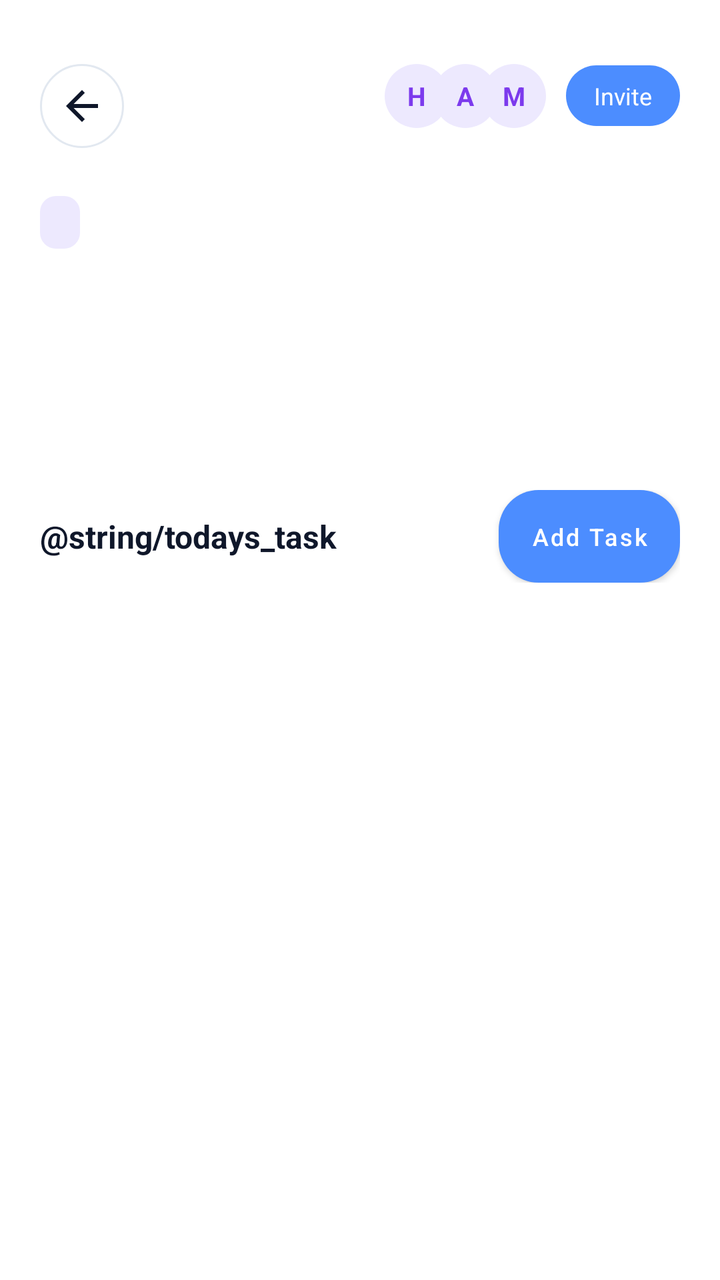
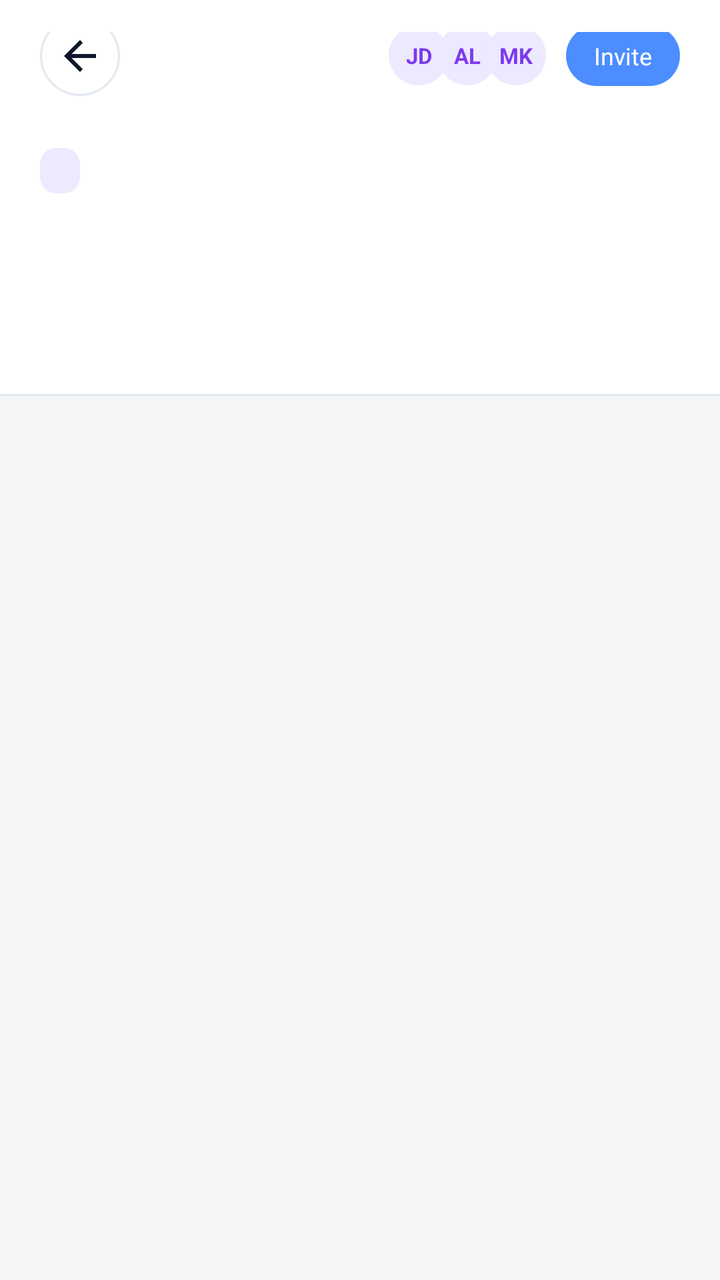

Before-and-after screenshots of an Android layout around one commit, followed by the original layout XML and the change that was made.
<!-- AndroidManifest.xml: application theme Theme.TaskFlow -->
<!-- res/layout/activity_project.xml -->
<?xml version="1.0" encoding="utf-8"?>
<ScrollView xmlns:android="http://schemas.android.com/apk/res/android"
    android:layout_width="match_parent"
    android:layout_height="match_parent"
    android:background="@color/white"
    android:fillViewport="true">

    <LinearLayout
        android:layout_width="match_parent"
        android:layout_height="wrap_content"
        android:orientation="vertical"
        android:padding="@dimen/screen_padding">

        <RelativeLayout
            android:layout_width="match_parent"
            android:layout_height="wrap_content"
            android:layout_marginTop="12dp">

            <ImageButton
                android:id="@+id/btnBack"
                android:layout_width="42dp"
                android:layout_height="42dp"
                android:layout_alignParentStart="true"
                android:background="@drawable/bg_circle_light"
                android:contentDescription="@string/back"
                android:padding="10dp"
                android:src="@drawable/ic_arrow_back" />

            <LinearLayout
                android:layout_width="wrap_content"
                android:layout_height="wrap_content"
                android:layout_alignParentEnd="true"
                android:gravity="center_vertical"
                android:orientation="horizontal">

                <TextView
                    android:layout_width="32dp"
                    android:layout_height="32dp"
                    android:background="@drawable/bg_circle_tag"
                    android:gravity="center"
                    android:text="H"
                    android:textColor="@color/tag_text"
                    android:textSize="13sp"
                    android:textStyle="bold" />

                <TextView
                    android:layout_width="32dp"
                    android:layout_height="32dp"
                    android:layout_marginStart="-8dp"
                    android:background="@drawable/bg_circle_tag"
                    android:gravity="center"
                    android:text="A"
                    android:textColor="@color/tag_text"
                    android:textSize="13sp"
                    android:textStyle="bold" />

                <TextView
                    android:layout_width="32dp"
                    android:layout_height="32dp"
                    android:layout_marginStart="-8dp"
                    android:background="@drawable/bg_circle_tag"
                    android:gravity="center"
                    android:text="M"
                    android:textColor="@color/tag_text"
                    android:textSize="13sp"
                    android:textStyle="bold" />

                <TextView
                    android:id="@+id/tvInvite"
                    android:layout_width="wrap_content"
                    android:layout_height="wrap_content"
                    android:layout_marginStart="10dp"
                    android:background="@drawable/bg_pill_blue"
                    android:paddingStart="14dp"
                    android:paddingTop="7dp"
                    android:paddingEnd="14dp"
                    android:paddingBottom="7dp"
                    android:text="@string/invite"
                    android:textColor="@color/white"
                    android:textSize="12sp" />
            </LinearLayout>
        </RelativeLayout>

        <TextView
            android:id="@+id/tvProjectTag"
            android:layout_width="wrap_content"
            android:layout_height="wrap_content"
            android:layout_marginTop="24dp"
            android:background="@drawable/bg_tag_chip"
            android:paddingStart="10dp"
            android:paddingTop="5dp"
            android:paddingEnd="10dp"
            android:paddingBottom="5dp"
            android:textColor="@color/tag_text"
            android:textSize="12sp" />

        <TextView
            android:id="@+id/tvProjectName"
            android:layout_width="match_parent"
            android:layout_height="wrap_content"
            android:layout_marginTop="14dp"
            android:lineSpacingExtra="4dp"
            android:textColor="@color/ink"
            android:textSize="26sp"
            android:textStyle="bold" />

        <TextView
            android:id="@+id/tvProjectDescription"
            android:layout_width="match_parent"
            android:layout_height="wrap_content"
            android:layout_marginTop="10dp"
            android:lineSpacingExtra="4dp"
            android:textColor="@color/ink_muted"
            android:textSize="13sp" />

        <HorizontalScrollView
            android:layout_width="match_parent"
            android:layout_height="wrap_content"
            android:layout_marginTop="18dp"
            android:scrollbars="none">

            <LinearLayout
                android:id="@+id/attachmentContainer"
                android:layout_width="wrap_content"
                android:layout_height="wrap_content"
                android:orientation="horizontal" />
        </HorizontalScrollView>

        <RelativeLayout
            android:layout_width="match_parent"
            android:layout_height="wrap_content"
            android:layout_marginTop="26dp">

            <TextView
                android:layout_width="wrap_content"
                android:layout_height="wrap_content"
                android:layout_alignParentStart="true"
                android:layout_centerVertical="true"
                android:text="@string/todays_task"
                android:textColor="@color/ink"
                android:textSize="16sp"
                android:textStyle="bold" />

            <Button
                android:id="@+id/btnAddTask"
                android:layout_width="wrap_content"
                android:layout_height="wrap_content"
                android:layout_alignParentEnd="true"
                android:background="@drawable/bg_pill_blue"
                android:minWidth="0dp"
                android:minHeight="0dp"
                android:paddingStart="16dp"
                android:paddingTop="9dp"
                android:paddingEnd="16dp"
                android:paddingBottom="9dp"
                android:text="@string/add_task"
                android:textAllCaps="false"
                android:textColor="@color/white"
                android:textSize="12sp" />
        </RelativeLayout>

        <LinearLayout
            android:id="@+id/taskListContainer"
            android:layout_width="match_parent"
            android:layout_height="wrap_content"
            android:layout_marginTop="10dp"
            android:orientation="vertical"
            android:paddingBottom="24dp" />
    </LinearLayout>
</ScrollView>
<!-- resources referenced by this layout -->
<resources>
  <color name="ink">#FF0F172A</color>
  <color name="ink_muted">#FF94A3B8</color>
  <color name="tag_text">#FF7C3AED</color>
  <color name="white">#FFFFFFFF</color>
  <dimen name="screen_padding">20dp</dimen>
  <!-- drawable bg_circle_light (drawable) -->
  <?xml version="1.0" encoding="utf-8"?>
  <shape xmlns:android="http://schemas.android.com/apk/res/android" android:shape="oval">
      <solid android:color="@color/white" />
      <stroke android:width="1dp" android:color="@color/divider" />
  </shape>
  <!-- drawable bg_circle_tag (drawable) -->
  <?xml version="1.0" encoding="utf-8"?>
  <shape xmlns:android="http://schemas.android.com/apk/res/android" android:shape="oval">
      <solid android:color="@color/tag_background" />
  </shape>
  <!-- drawable bg_pill_blue (drawable) -->
  <?xml version="1.0" encoding="utf-8"?>
  <shape xmlns:android="http://schemas.android.com/apk/res/android" android:shape="rectangle">
      <solid android:color="@color/blue" />
      <corners android:radius="20dp" />
  </shape>
  <!-- drawable bg_tag_chip (drawable) -->
  <?xml version="1.0" encoding="utf-8"?>
  <shape xmlns:android="http://schemas.android.com/apk/res/android" android:shape="rectangle">
      <solid android:color="@color/tag_background" />
      <corners android:radius="8dp" />
  </shape>
  <!-- drawable ic_arrow_back (drawable) -->
  <?xml version="1.0" encoding="utf-8"?>
  <vector xmlns:android="http://schemas.android.com/apk/res/android"
      android:width="24dp"
      android:height="24dp"
      android:viewportWidth="24"
      android:viewportHeight="24"
      android:tint="@color/ink">
      <path
          android:fillColor="#FF000000"
          android:pathData="M20,11H7.83l5.59,-5.59L12,4l-8,8 8,8 1.41,-1.41L7.83,13H20v-2z" />
  </vector>
  <string name="add_task">Add Task</string>
  <string name="back">Back</string>
  <string name="invite">Invite</string>
  <style name="Theme.TaskFlow" parent="Theme.MaterialComponents.Light.NoActionBar">
          <item name="colorPrimary">@color/blue</item>
          <item name="colorPrimaryDark">@color/blue_dark</item>
          <item name="colorAccent">@color/blue</item>
          <item name="android:windowBackground">@color/white</item>
          <item name="android:statusBarColor">@color/white</item>
      </style>
  <color name="divider">#FFE2E8F0</color>
  <color name="tag_background">#FFEDE9FE</color>
  <color name="blue">#FF4C8DFF</color>
  <color name="blue_dark">#FF3B74E8</color>
</resources>

<!-- the commit's change to res/layout/activity_project.xml (unified diff, before → after) -->
@@ -1,170 +1,135 @@
 <?xml version="1.0" encoding="utf-8"?>
-<ScrollView xmlns:android="http://schemas.android.com/apk/res/android"
+<LinearLayout xmlns:android="http://schemas.android.com/apk/res/android"
+    xmlns:app="http://schemas.android.com/apk/res-auto"
     android:layout_width="match_parent"
     android:layout_height="match_parent"
     android:background="@color/white"
-    android:fillViewport="true">
+    android:orientation="vertical">
 
-    <LinearLayout
+    <RelativeLayout
         android:layout_width="match_parent"
         android:layout_height="wrap_content"
-        android:orientation="vertical"
-        android:padding="@dimen/screen_padding">
+        android:paddingStart="@dimen/screen_padding"
+        android:paddingTop="16dp"
+        android:paddingEnd="@dimen/screen_padding">
 
-        <RelativeLayout
-            android:layout_width="match_parent"
-            android:layout_height="wrap_content"
-            android:layout_marginTop="12dp">
+        <ImageButton
+            android:id="@+id/btnBack"
+            android:layout_width="40dp"
+            android:layout_height="40dp"
+            android:layout_alignParentStart="true"
+            android:layout_centerVertical="true"
+            android:background="@drawable/bg_circle_light"
+            android:contentDescription="@string/back"
+            android:padding="10dp"
+            android:src="@drawable/ic_arrow_back" />
 
-            <ImageButton
-                android:id="@+id/btnBack"
-                android:layout_width="42dp"
-                android:layout_height="42dp"
-                android:layout_alignParentStart="true"
-                android:background="@drawable/bg_circle_light"
-                android:contentDescription="@string/back"
-                android:padding="10dp"
-                android:src="@drawable/ic_arrow_back" />
-
-            <LinearLayout
-                android:layout_width="wrap_content"
-                android:layout_height="wrap_content"
-                android:layout_alignParentEnd="true"
-                android:gravity="center_vertical"
-                android:orientation="horizontal">
-
-                <TextView
-                    android:layout_width="32dp"
-                    android:layout_height="32dp"
-                    android:background="@drawable/bg_circle_tag"
-                    android:gravity="center"
-                    android:text="H"
-                    android:textColor="@color/tag_text"
-                    android:textSize="13sp"
-                    android:textStyle="bold" />
-
-                <TextView
-                    android:layout_width="32dp"
-                    android:layout_height="32dp"
-                    android:layout_marginStart="-8dp"
-                    android:background="@drawable/bg_circle_tag"
-                    android:gravity="center"
-                    android:text="A"
-                    android:textColor="@color/tag_text"
-                    android:textSize="13sp"
-                    android:textStyle="bold" />
-
-                <TextView
-                    android:layout_width="32dp"
-                    android:layout_height="32dp"
-                    android:layout_marginStart="-8dp"
-                    android:background="@drawable/bg_circle_tag"
-                    android:gravity="center"
-                    android:text="M"
-                    android:textColor="@color/tag_text"
-                    android:textSize="13sp"
-                    android:textStyle="bold" />
-
-                <TextView
-                    android:id="@+id/tvInvite"
-                    android:layout_width="wrap_content"
-                    android:layout_height="wrap_content"
-                    android:layout_marginStart="10dp"
-                    android:background="@drawable/bg_pill_blue"
-                    android:paddingStart="14dp"
-                    android:paddingTop="7dp"
-                    android:paddingEnd="14dp"
-                    android:paddingBottom="7dp"
-                    android:text="@string/invite"
-                    android:textColor="@color/white"
-                    android:textSize="12sp" />
-            </LinearLayout>
-        </RelativeLayout>
-
-        <TextView
-            android:id="@+id/tvProjectTag"
+        <LinearLayout
             android:layout_width="wrap_content"
             android:layout_height="wrap_content"
-            android:layout_marginTop="24dp"
-            android:background="@drawable/bg_tag_chip"
-            android:paddingStart="10dp"
-            android:paddingTop="5dp"
-            android:paddingEnd="10dp"
-            android:paddingBottom="5dp"
-            android:textColor="@color/tag_text"
-            android:textSize="12sp" />
+            android:layout_alignParentEnd="true"
+            android:layout_centerVertical="true"
+            android:gravity="center_vertical"
+            android:orientation="horizontal">
 
-        <TextView
-            android:id="@+id/tvProjectName"
-            android:layout_width="match_parent"
-            android:layout_height="wrap_content"
-            android:layout_marginTop="14dp"
-            android:lineSpacingExtra="4dp"
-            android:textColor="@color/ink"
-            android:textSize="26sp"
-            android:textStyle="bold" />
+            <TextView
+                android:layout_width="30dp"
+                android:layout_height="30dp"
+                android:background="@drawable/bg_circle_tag"
+                android:gravity="center"
+                android:text="JD"
+                android:textColor="@color/tag_text"
+                android:textSize="11sp"
+                android:textStyle="bold" />
 
-        <TextView
-            android:id="@+id/tvProjectDescription"
-            android:layout_width="match_parent"
-            android:layout_height="wrap_content"
-            android:layout_marginTop="10dp"
-            android:lineSpacingExtra="4dp"
-            android:textColor="@color/ink_muted"
-            android:textSize="13sp" />
+            <TextView
+                android:layout_width="30dp"
+                android:layout_height="30dp"
+                android:layout_marginStart="-6dp"
+                android:background="@drawable/bg_circle_tag"
+                android:gravity="center"
+                android:text="AL"
+                android:textColor="@color/tag_text"
+                android:textSize="11sp"
+                android:textStyle="bold" />
 
-        <HorizontalScrollView
-            android:layout_width="match_parent"
-            android:layout_height="wrap_content"
-            android:layout_marginTop="18dp"
-            android:scrollbars="none">
-
-            <LinearLayout
-                android:id="@+id/attachmentContainer"
-                android:layout_width="wrap_content"
-                android:layout_height="wrap_content"
-                android:orientation="horizontal" />
-        </HorizontalScrollView>
-
-        <RelativeLayout
-            android:layout_width="match_parent"
-            android:layout_height="wrap_content"
-            android:layout_marginTop="26dp">
+            <TextView
+                android:layout_width="30dp"
+                android:layout_height="30dp"
+                android:layout_marginStart="-6dp"
+                android:background="@drawable/bg_circle_tag"
+                android:gravity="center"
+                android:text="MK"
+                android:textColor="@color/tag_text"
+                android:textSize="11sp"
+                android:textStyle="bold" />
 
             <TextView
                 android:layout_width="wrap_content"
                 android:layout_height="wrap_content"
-                android:layout_alignParentStart="true"
-                android:layout_centerVertical="true"
-                android:text="@string/todays_task"
-                android:textColor="@color/ink"
-                android:textSize="16sp"
-                android:textStyle="bold" />
-
-            <Button
-                android:id="@+id/btnAddTask"
-                android:layout_width="wrap_content"
-                android:layout_height="wrap_content"
-                android:layout_alignParentEnd="true"
+                android:layout_marginStart="10dp"
                 android:background="@drawable/bg_pill_blue"
-                android:minWidth="0dp"
-                android:minHeight="0dp"
-                android:paddingStart="16dp"
-                android:paddingTop="9dp"
-                android:paddingEnd="16dp"
-                android:paddingBottom="9dp"
-                android:text="@string/add_task"
-                android:textAllCaps="false"
+                android:paddingStart="14dp"
+                android:paddingTop="7dp"
+                android:paddingEnd="14dp"
+                android:paddingBottom="7dp"
+                android:text="@string/invite"
                 android:textColor="@color/white"
                 android:textSize="12sp" />
-        </RelativeLayout>
+        </LinearLayout>
+    </RelativeLayout>
 
-        <LinearLayout
-            android:id="@+id/taskListContainer"
-            android:layout_width="match_parent"
-            android:layout_height="wrap_content"
-            android:layout_marginTop="10dp"
-            android:orientation="vertical"
-            android:paddingBottom="24dp" />
-    </LinearLayout>
-</ScrollView>
+    <TextView
+        android:id="@+id/tvProjectTag"
+        android:layout_width="wrap_content"
+        android:layout_height="wrap_content"
+        android:layout_marginStart="@dimen/screen_padding"
+        android:layout_marginTop="18dp"
+        android:background="@drawable/bg_tag_chip"
+        android:paddingStart="10dp"
+        android:paddingTop="4dp"
+        android:paddingEnd="10dp"
+        android:paddingBottom="4dp"
+        android:textColor="@color/tag_text"
+        android:textSize="11sp" />
+
+    <TextView
+        android:id="@+id/tvProjectName"
+        android:layout_width="match_parent"
+        android:layout_height="wrap_content"
+        android:layout_marginStart="@dimen/screen_padding"
+        android:layout_marginTop="8dp"
+        android:layout_marginEnd="@dimen/screen_padding"
+        android:ellipsize="end"
+        android:maxLines="2"
+        android:textColor="@color/ink"
+        android:textSize="24sp"
+        android:textStyle="bold" />
+
+    
+    <com.google.android.material.tabs.TabLayout
+        android:id="@+id/tabLayout"
+        android:layout_width="match_parent"
+        android:layout_height="wrap_content"
+        android:layout_marginTop="12dp"
+        android:background="@color/white"
+        app:tabIndicatorColor="@color/blue"
+        app:tabIndicatorHeight="3dp"
+        app:tabMode="scrollable"
+        app:tabPaddingEnd="14dp"
+        app:tabPaddingStart="14dp"
+        app:tabSelectedTextColor="@color/blue"
+        app:tabTextColor="@color/ink_soft" />
+
+    <View
+        android:layout_width="match_parent"
+        android:layout_height="1dp"
+        android:background="@color/divider" />
+
+    <FrameLayout
+        android:id="@+id/tabContainer"
+        android:layout_width="match_parent"
+        android:layout_height="0dp"
+        android:layout_weight="1"
+        android:background="@color/screen_background" />
+</LinearLayout>
<!-- resource entries referenced after the edit -->
@@ -1,7 +1,8 @@
 <!-- resources referenced by this layout -->
 <resources>
   <color name="ink">#FF0F172A</color>
-  <color name="ink_muted">#FF94A3B8</color>
+  <color name="ink_soft">#FF64748B</color>
+  <color name="screen_background">#FFF5F6F8</color>
   <color name="tag_text">#FF7C3AED</color>
   <color name="white">#FFFFFFFF</color>
   <dimen name="screen_padding">20dp</dimen>
@@ -40,7 +41,6 @@
           android:fillColor="#FF000000"
           android:pathData="M20,11H7.83l5.59,-5.59L12,4l-8,8 8,8 1.41,-1.41L7.83,13H20v-2z" />
   </vector>
-  <string name="add_task">Add Task</string>
   <string name="back">Back</string>
   <string name="invite">Invite</string>
   <style name="Theme.TaskFlow" parent="Theme.MaterialComponents.Light.NoActionBar">
